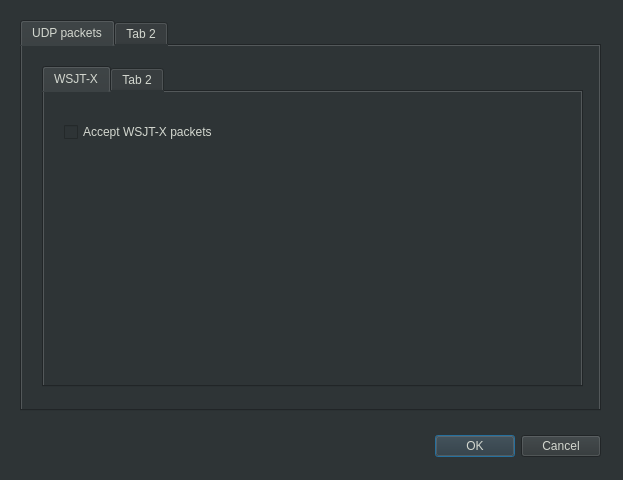
This is Sources/U2.Suite/logger/ui/LoggerPreferencesDialog.ui in ut8uu/U2.Suite.Python as Qt 5 draws it before an edit. The edited form follows.
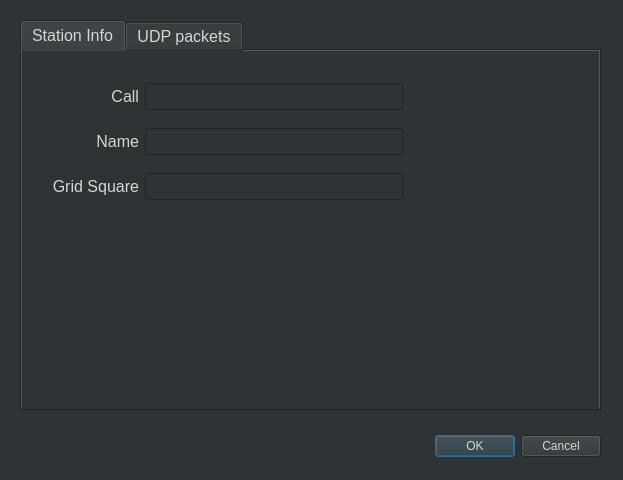
This is the edited form.

```diff
--- a/Sources/U2.Suite/logger/ui/LoggerPreferencesDialog.ui
+++ b/Sources/U2.Suite/logger/ui/LoggerPreferencesDialog.ui
@@ -10,6 +10,11 @@
     <height>480</height>
    </rect>
   </property>
+  <property name="font">
+   <font>
+    <pointsize>12</pointsize>
+   </font>
+  </property>
   <property name="windowTitle">
    <string>Dialog</string>
   </property>
@@ -41,9 +46,103 @@
      <height>391</height>
     </rect>
    </property>
+   <property name="font">
+    <font>
+     <pointsize>12</pointsize>
+    </font>
+   </property>
    <property name="currentIndex">
     <number>0</number>
    </property>
+   <widget class="QWidget" name="tabStationData">
+    <attribute name="title">
+     <string>Station Info</string>
+    </attribute>
+    <widget class="QWidget" name="">
+     <property name="geometry">
+      <rect>
+       <x>30</x>
+       <y>20</y>
+       <width>351</width>
+       <height>141</height>
+      </rect>
+     </property>
+     <layout class="QGridLayout" name="gridLayout">
+      <item row="0" column="0">
+       <widget class="QLabel" name="lbl">
+        <property name="font">
+         <font>
+          <pointsize>12</pointsize>
+         </font>
+        </property>
+        <property name="text">
+         <string>Call</string>
+        </property>
+        <property name="alignment">
+         <set>Qt::AlignRight|Qt::AlignTrailing|Qt::AlignVCenter</set>
+        </property>
+       </widget>
+      </item>
+      <item row="0" column="1">
+       <widget class="QLineEdit" name="tbCall">
+        <property name="font">
+         <font>
+          <pointsize>12</pointsize>
+         </font>
+        </property>
+       </widget>
+      </item>
+      <item row="1" column="0">
+       <widget class="QLabel" name="lbl_2">
+        <property name="font">
+         <font>
+          <pointsize>12</pointsize>
+         </font>
+        </property>
+        <property name="text">
+         <string>Name</string>
+        </property>
+        <property name="alignment">
+         <set>Qt::AlignRight|Qt::AlignTrailing|Qt::AlignVCenter</set>
+        </property>
+       </widget>
+      </item>
+      <item row="1" column="1">
+       <widget class="QLineEdit" name="tbOperatorName">
+        <property name="font">
+         <font>
+          <pointsize>12</pointsize>
+         </font>
+        </property>
+       </widget>
+      </item>
+      <item row="2" column="0">
+       <widget class="QLabel" name="lbl_3">
+        <property name="font">
+         <font>
+          <pointsize>12</pointsize>
+         </font>
+        </property>
+        <property name="text">
+         <string>Grid Square</string>
+        </property>
+        <property name="alignment">
+         <set>Qt::AlignRight|Qt::AlignTrailing|Qt::AlignVCenter</set>
+        </property>
+       </widget>
+      </item>
+      <item row="2" column="1">
+       <widget class="QLineEdit" name="tbGridSquare">
+        <property name="font">
+         <font>
+          <pointsize>12</pointsize>
+         </font>
+        </property>
+       </widget>
+      </item>
+     </layout>
+    </widget>
+   </widget>
    <widget class="QWidget" name="tabUdpPackets">
     <attribute name="title">
      <string>UDP packets</string>
@@ -60,6 +159,11 @@
        <height>321</height>
       </rect>
      </property>
+     <property name="font">
+      <font>
+       <pointsize>12</pointsize>
+      </font>
+     </property>
      <property name="currentIndex">
       <number>0</number>
      </property>
@@ -76,6 +180,11 @@
          <height>20</height>
         </rect>
        </property>
+       <property name="font">
+        <font>
+         <pointsize>12</pointsize>
+        </font>
+       </property>
        <property name="text">
         <string>Accept WSJT-X packets</string>
        </property>
@@ -91,14 +200,6 @@
      </widget>
     </widget>
    </widget>
-   <widget class="QWidget" name="tab_2">
-    <property name="enabled">
-     <bool>false</bool>
-    </property>
-    <attribute name="title">
-     <string>Tab 2</string>
-    </attribute>
-   </widget>
   </widget>
  </widget>
  <resources/>
```
Left out of the diff: 5 changed lines with no effect on the pictures.
